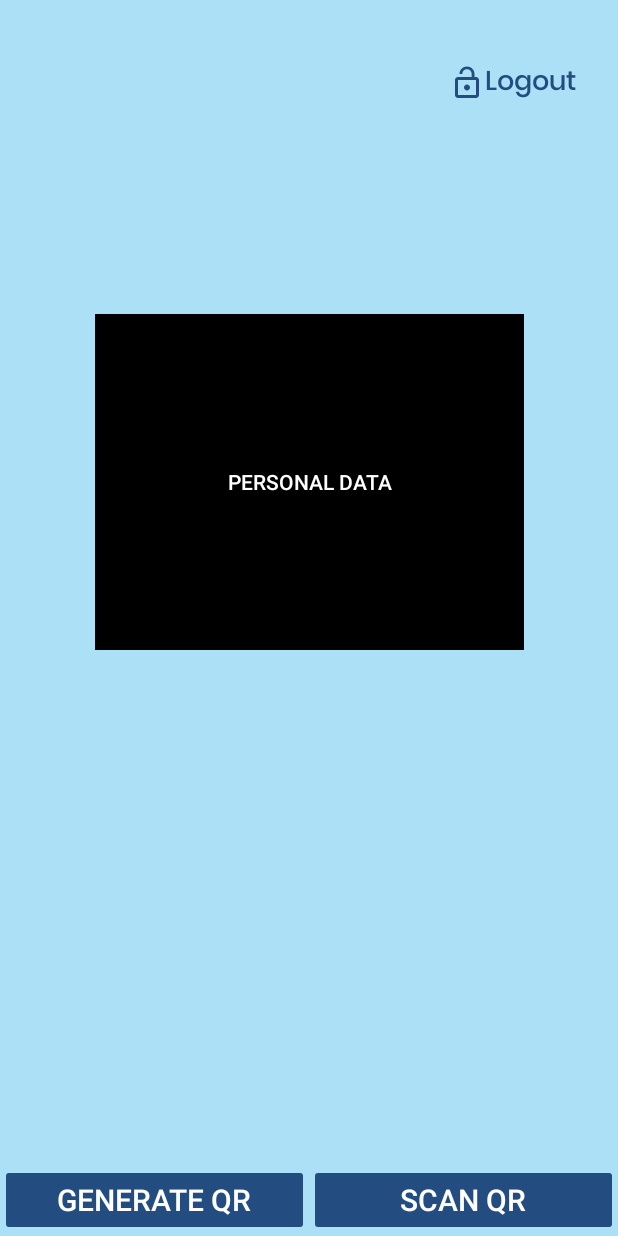
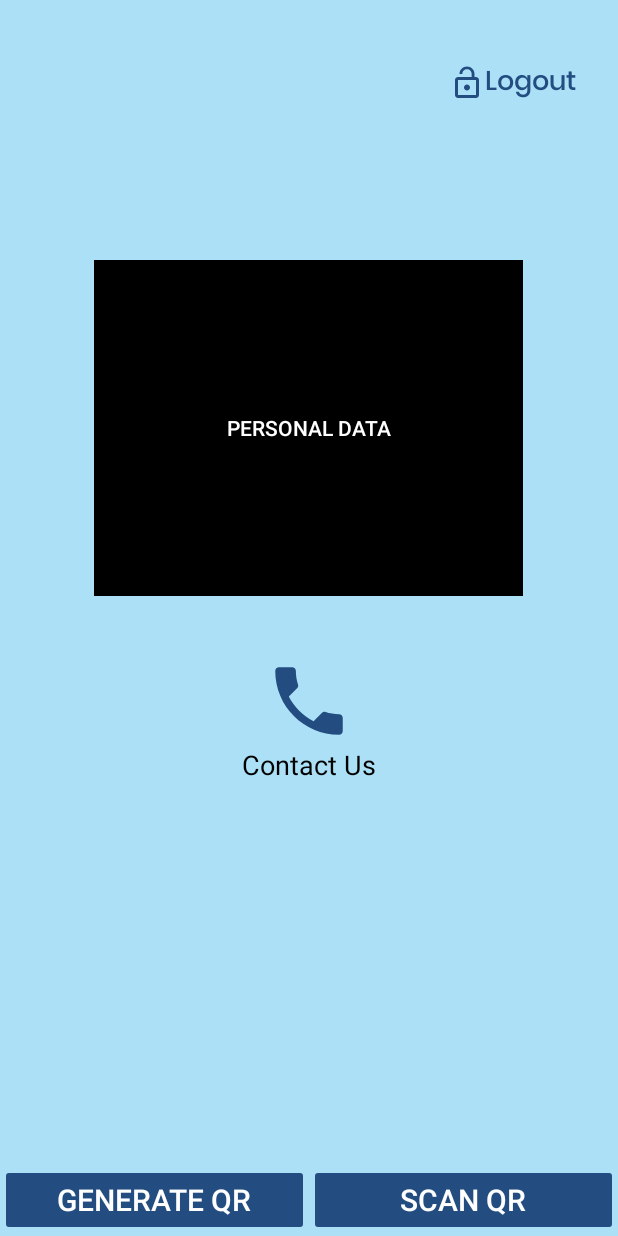
Before and after one commit to umfypdigitalid/userModule, an Android app: the HomePage screen opened directly, with no data from a screen before it, on a phone screen of 412 x 824 dp. Run offline under Robolectric (Android 15) with nearby library versions, the phone set to English and light mode, and no system bars.

Commit message:
ContactUs/UserStatus -implement contact us module -get user status from db

```diff
--- a/app/src/main/java/com/fyp/digitalid/HomePage.java
+++ b/app/src/main/java/com/fyp/digitalid/HomePage.java
@@ -9,15 +9,25 @@ import android.view.View;
 import android.widget.Button;
 import android.widget.TextView;
 
+import java.io.BufferedInputStream;
+import java.io.BufferedReader;
+import java.io.InputStreamReader;
+import java.net.HttpURLConnection;
+import java.net.URL;
+import java.util.Arrays;
+
 public class HomePage extends AppCompatActivity {
 
-    TextView textViewLogOut, textViewUsername;
+    TextView textViewLogOut, textViewUsername, textViewContactUs;
     Button btnPersonalData, btnGenerateQR, btnScanQR;
     String username;
     String userstatus;
     String verified = "verified";
     String unverified = "unverified";
     String verifying = "verifying";
+    BufferedInputStream is;
+    String line = null;
+    String result = null;
 
     @Override
     protected void onCreate(Bundle savedInstanceState) {
@@ -31,7 +41,44 @@ public class HomePage extends AppCompatActivity {
         textViewUsername = findViewById(R.id.textViewUsername);
         username = getIntent().getStringExtra("Username");
         textViewUsername.setText(username);
-        userstatus = verified;
+        textViewContactUs = findViewById(R.id.tvphone);
+        String showURL = "http://192.168.0.198:8080/digitalid/homepage.php?username="+username;
+        try{
+
+            URL url = new URL(showURL);
+            HttpURLConnection con = (HttpURLConnection)url.openConnection();
+            con.setRequestMethod("GET");
+            is = new BufferedInputStream(con.getInputStream());
+        }catch (Exception ex){
+            ex.printStackTrace();
+        }
+
+        //content
+        try {
+            BufferedReader br = new BufferedReader(new InputStreamReader(is));
+            StringBuilder sb = new StringBuilder();
+            while((line=br.readLine())!=null){
+                sb.append(line+"\n");
+            }
+            is.close();
+            result = sb.toString();
+
+        }catch (Exception ex){
+            ex.printStackTrace();
+        }
+
+        System.out.println("Result: "+result);
+        userstatus =result;
+        //userstatus = verified;
+
+        textViewContactUs.setOnClickListener(new View.OnClickListener() {
+            @Override
+            public void onClick(View v) {
+                Intent intent = new Intent(getApplicationContext(), ContactUs.class);
+                intent.putExtra("Username", username);
+                startActivityForResult(intent,999);
+            }
+        });
 
         textViewLogOut.setOnClickListener(new View.OnClickListener() {
             @Override
--- a/app/src/main/java/com/fyp/digitalid/PersonalData.java
+++ b/app/src/main/java/com/fyp/digitalid/PersonalData.java
@@ -17,7 +17,7 @@ import java.util.Arrays;
 
 public class PersonalData extends AppCompatActivity {
 
-    TextView textView1, textView2, textView3, textView4, textView5;
+    TextView textView1, textView2, textView3, textView4, textView5, textViewUserStatus;
     //private List<UserData> userDataList;
     String username ;
     BufferedInputStream is;
@@ -35,6 +35,7 @@ public class PersonalData extends AppCompatActivity {
         textView3 = findViewById(R.id.textViewBd);
         textView4 = findViewById(R.id.textViewEmail);
         textView5 = findViewById(R.id.textViewAddress);
+        textViewUserStatus = findViewById(R.id.tvuserstatus);
 
         getData();
 
@@ -88,11 +89,13 @@ public class PersonalData extends AppCompatActivity {
         String bd = x[2];
         String email =x[3];
         String address =x[4];
+        String userstatus =x[5];
         textView1.setText(fullName);
         textView2.setText(ic);
         textView3.setText(bd);
         textView4.setText(email);
         textView5.setText(address);
+        textViewUserStatus.setText(userstatus);
 
     }
 }
--- /dev/null
+++ b/app/src/main/res/drawable/ic_contactusemail.xml
@@ -0,0 +1,5 @@
+<vector android:height="60dp" android:tint="?attr/colorControlNormal"
+    android:viewportHeight="24" android:viewportWidth="24"
+    android:width="60dp" xmlns:android="http://schemas.android.com/apk/res/android">
+    <path android:fillColor="@android:color/white" android:pathData="M20,4L4,4c-1.1,0 -1.99,0.9 -1.99,2L2,18c0,1.1 0.9,2 2,2h16c1.1,0 2,-0.9 2,-2L22,6c0,-1.1 -0.9,-2 -2,-2zM20,8l-8,5 -8,-5L4,6l8,5 8,-5v2z"/>
+</vector>
--- /dev/null
+++ b/app/src/main/res/drawable/ic_contactusphone.xml
@@ -0,0 +1,5 @@
+<vector android:height="60dp" android:tint="?attr/colorControlNormal"
+    android:viewportHeight="24" android:viewportWidth="24"
+    android:width="60dp" xmlns:android="http://schemas.android.com/apk/res/android">
+    <path android:fillColor="@android:color/white" android:pathData="M6.62,10.79c1.44,2.83 3.76,5.14 6.59,6.59l2.2,-2.2c0.27,-0.27 0.67,-0.36 1.02,-0.24 1.12,0.37 2.33,0.57 3.57,0.57 0.55,0 1,0.45 1,1V20c0,0.55 -0.45,1 -1,1 -9.39,0 -17,-7.61 -17,-17 0,-0.55 0.45,-1 1,-1h3.5c0.55,0 1,0.45 1,1 0,1.25 0.2,2.45 0.57,3.57 0.11,0.35 0.03,0.74 -0.25,1.02l-2.2,2.2z"/>
+</vector>
--- /dev/null
+++ b/app/src/main/res/drawable/ic_outlinesquare.xml
@@ -0,0 +1,5 @@
+<vector android:height="60dp" android:tint="?attr/colorControlNormal"
+    android:viewportHeight="24" android:viewportWidth="24"
+    android:width="60dp" xmlns:android="http://schemas.android.com/apk/res/android">
+    <path android:fillColor="@android:color/white" android:pathData="M18,4L6,4c-1.1,0 -2,0.9 -2,2v12c0,1.1 0.9,2 2,2h12c1.1,0 2,-0.9 2,-2L20,6c0,-1.1 -0.9,-2 -2,-2zM18,18L6,18L6,6h12v12z"/>
+</vector>
--- a/app/src/main/res/layout/activity_home_page.xml
+++ b/app/src/main/res/layout/activity_home_page.xml
@@ -6,6 +6,21 @@
     android:layout_height="match_parent"
     android:background="@color/blue_50"
     tools:context=".HomePage">
+
+    <TextView
+        android:id="@+id/tvphone"
+        android:layout_width="wrap_content"
+        android:layout_height="wrap_content"
+        android:layout_marginTop="40dp"
+        android:drawableTop="@drawable/ic_contactusphone"
+        android:drawableTint="@color/blue_700"
+        android:text="Contact Us"
+        android:textAlignment="center"
+        android:textColor="@color/black"
+        android:textSize="18dp"
+        app:layout_constraintEnd_toEndOf="parent"
+        app:layout_constraintStart_toStartOf="parent"
+        app:layout_constraintTop_toBottomOf="@+id/btnpersonaldata" />
 
     <TextView
         android:id="@+id/textViewUsername"
@@ -43,10 +58,11 @@
         android:layout_height="224dp"
         android:layout_centerHorizontal="true"
         android:layout_centerVertical="true"
-        android:layout_marginTop="140dp"
+        android:layout_marginTop="104dp"
         android:background="@color/black"
         android:text="@string/personaldata"
         app:layout_constraintEnd_toEndOf="parent"
+        app:layout_constraintHorizontal_bias="0.495"
         app:layout_constraintStart_toStartOf="parent"
         app:layout_constraintTop_toBottomOf="@id/textViewUsername" />
 
@@ -55,14 +71,14 @@
         android:layout_width="0dp"
         android:layout_height="wrap_content"
         android:backgroundTint="@color/blue_700"
+        android:text="Generate QR"
         android:textColor="@color/white"
-        android:text="Generate QR"
         android:textSize="20dp"
         app:layout_constraintBottom_toBottomOf="parent"
         app:layout_constraintEnd_toStartOf="@+id/btnscanqr"
         app:layout_constraintHorizontal_weight="1"
         app:layout_constraintStart_toStartOf="parent"
-        app:layout_constraintTop_toBottomOf="@id/btnpersonaldata"
+        app:layout_constraintTop_toBottomOf="@+id/tvphone"
         app:layout_constraintVertical_bias="1.0" />
 
     <Button
@@ -71,13 +87,13 @@
         android:layout_height="wrap_content"
         android:backgroundTint="@color/blue_700"
         android:text="Scan QR"
+        android:textColor="@color/white"
         android:textSize="20dp"
-        android:textColor="@color/white"
         app:layout_constraintBottom_toBottomOf="parent"
         app:layout_constraintEnd_toEndOf="parent"
         app:layout_constraintHorizontal_weight="1"
         app:layout_constraintStart_toEndOf="@+id/btngiveaccess"
-        app:layout_constraintTop_toBottomOf="@id/btnpersonaldata"
+        app:layout_constraintTop_toBottomOf="@+id/tvphone"
         app:layout_constraintVertical_bias="1.0" />
 
 </androidx.constraintlayout.widget.ConstraintLayout>
--- a/app/src/main/res/layout/activity_log_out.xml
+++ b/app/src/main/res/layout/activity_log_out.xml
@@ -8,7 +8,7 @@
 
     <ImageView
         android:src="@drawable/digitalid"
-        android:alpha="0.58"
+        android:alpha="0.50"
         android:scaleType="centerCrop"
         android:layout_width="match_parent"
         android:layout_height="match_parent"/>
--- a/app/src/main/res/layout/activity_login.xml
+++ b/app/src/main/res/layout/activity_login.xml
@@ -9,7 +9,7 @@
 
     <ImageView
         android:src="@drawable/digitalid"
-        android:alpha="0.58"
+        android:alpha="0.50"
         android:scaleType="centerCrop"
         android:layout_width="match_parent"
         android:layout_height="match_parent"/>
--- a/app/src/main/res/values/colors.xml
+++ b/app/src/main/res/values/colors.xml
@@ -13,5 +13,6 @@
     <color name="green">#2CF347</color>
     <color name="colorAccent">#90EE90</color>
     <color name="black_80">#60000000</color>
+    <color name="blue_300">#4CC3F4</color>
     <color name="blue_50">#ABE0F6</color>
 </resources>
```
Also changed, not shown: app/src/main/AndroidManifest.xml (+8 -4 lines), app/src/main/java/com/fyp/digitalid/ContactUs.java (added, +25 -0 lines), app/src/main/res/layout/activity_contact_us.xml (added, +94 -0 lines), app/src/main/res/layout/activity_personal_data.xml (+13 -0 lines).
